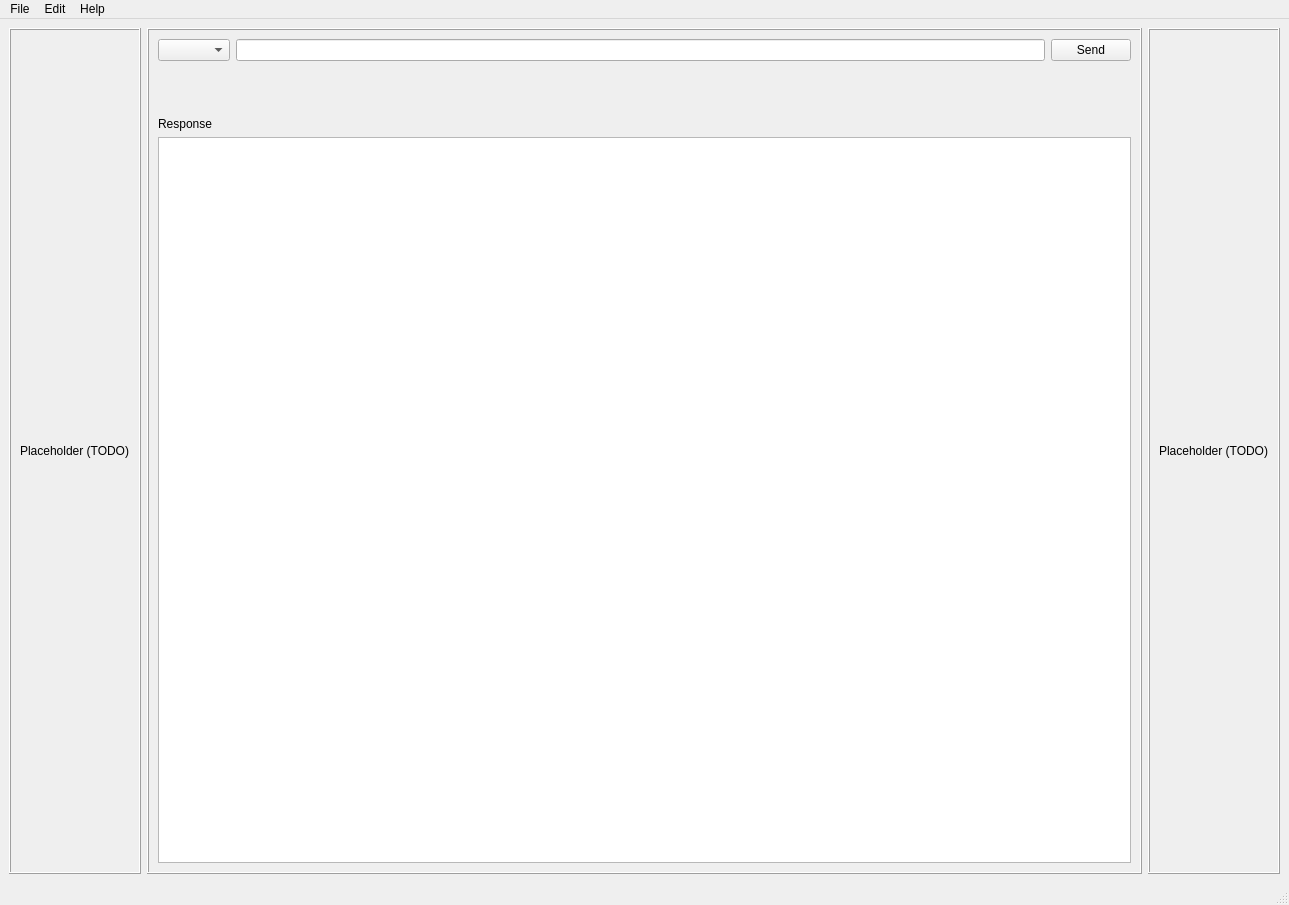
The window that res/ui/main.ui (DenisMedeiros/H-Req) describes before a commit, drawn with Qt 5.
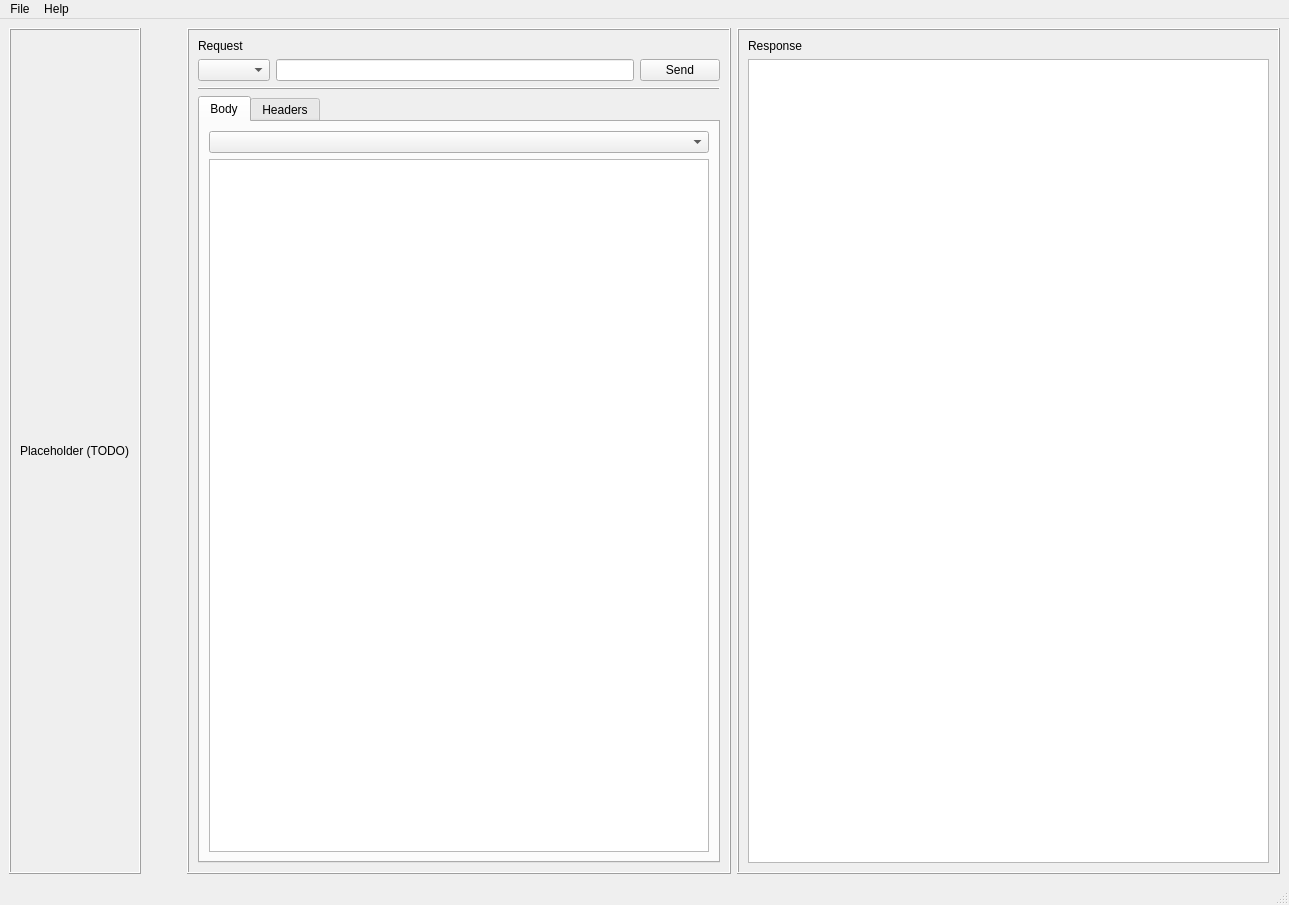
The same window after the commit.

Commit message: feat: add support for sending payload and headers

```diff
--- a/res/ui/main.ui
+++ b/res/ui/main.ui
@@ -34,6 +34,22 @@
       </layout>
      </widget>
     </item>
+    <item>
+     <spacer name="horizontalSpacer_2">
+      <property name="orientation">
+       <enum>Qt::Horizontal</enum>
+      </property>
+      <property name="sizeType">
+       <enum>QSizePolicy::Preferred</enum>
+      </property>
+      <property name="sizeHint" stdset="0">
+       <size>
+        <width>40</width>
+        <height>20</height>
+       </size>
+      </property>
+     </spacer>
+    </item>
     <item>
      <widget class="QFrame" name="frame2">
       <property name="frameShape">
@@ -43,6 +59,13 @@
        <enum>QFrame::Raised</enum>
       </property>
       <layout class="QVBoxLayout" name="verticalLayout">
+       <item>
+        <widget class="QLabel" name="request_title_label">
+         <property name="text">
+          <string>Request</string>
+         </property>
+        </widget>
+       </item>
        <item>
         <layout class="QHBoxLayout" name="request_bar_layout">
          <item>
@@ -65,23 +88,59 @@
         </layout>
        </item>
        <item>
-        <spacer name="verticalSpacer">
-         <property name="orientation">
-          <enum>Qt::Vertical</enum>
+        <widget class="QFrame" name="request_line_frame">
+         <property name="frameShape">
+          <enum>QFrame::HLine</enum>
          </property>
-         <property name="sizeType">
-          <enum>QSizePolicy::Preferred</enum>
+         <property name="frameShadow">
+          <enum>QFrame::Raised</enum>
          </property>
-         <property name="sizeHint" stdset="0">
-          <size>
-           <width>0</width>
-           <height>50</height>
-          </size>
+        </widget>
+       </item>
+       <item>
+        <widget class="QTabWidget" name="tabWidget">
+         <property name="currentIndex">
+          <number>0</number>
          </property>
-        </spacer>
+         <widget class="QWidget" name="body_tab">
+          <attribute name="title">
+           <string>Body</string>
+          </attribute>
+          <layout class="QVBoxLayout" name="verticalLayout_3">
+           <item>
+            <widget class="QComboBox" name="content_type_combo_box"/>
+           </item>
+           <item>
+            <widget class="QPlainTextEdit" name="body_text_edit"/>
+           </item>
+          </layout>
+         </widget>
+         <widget class="QWidget" name="headers_tab">
+          <attribute name="title">
+           <string>Headers</string>
+          </attribute>
+          <layout class="QVBoxLayout" name="verticalLayout_4">
+           <item>
+            <widget class="QPlainTextEdit" name="headers_text_edit"/>
+           </item>
+          </layout>
+         </widget>
+        </widget>
        </item>
+      </layout>
+     </widget>
+    </item>
+    <item>
+     <widget class="QFrame" name="frame3">
+      <property name="frameShape">
+       <enum>QFrame::Box</enum>
+      </property>
+      <property name="frameShadow">
+       <enum>QFrame::Raised</enum>
+      </property>
+      <layout class="QVBoxLayout" name="verticalLayout_2">
        <item>
-        <widget class="QLabel" name="response_label">
+        <widget class="QLabel" name="response_title_label">
          <property name="text">
           <string>Response</string>
          </property>
@@ -97,25 +156,6 @@
       </layout>
      </widget>
     </item>
-    <item>
-     <widget class="QFrame" name="frame3">
-      <property name="frameShape">
-       <enum>QFrame::Box</enum>
-      </property>
-      <property name="frameShadow">
-       <enum>QFrame::Raised</enum>
-      </property>
-      <layout class="QHBoxLayout" name="horizontalLayout_4">
-       <item>
-        <widget class="QLabel" name="label_2">
-         <property name="text">
-          <string>Placeholder (TODO)</string>
-         </property>
-        </widget>
-       </item>
-      </layout>
-     </widget>
-    </item>
    </layout>
   </widget>
   <widget class="QMenuBar" name="menubar">
@@ -127,7 +167,7 @@
      <height>22</height>
     </rect>
    </property>
-   <widget class="QMenu" name="menuFile">
+   <widget class="QMenu" name="file_menu">
     <property name="title">
      <string>File</string>
     </property>
@@ -135,20 +175,14 @@
     <addaction name="separator"/>
     <addaction name="actionExit"/>
    </widget>
-   <widget class="QMenu" name="menuEdit">
-    <property name="title">
-     <string>Edit</string>
-    </property>
-   </widget>
-   <widget class="QMenu" name="menuHelp">
+   <widget class="QMenu" name="help_menu">
     <property name="title">
      <string>Help</string>
     </property>
     <addaction name="actionAbout"/>
    </widget>
-   <addaction name="menuFile"/>
-   <addaction name="menuEdit"/>
-   <addaction name="menuHelp"/>
+   <addaction name="file_menu"/>
+   <addaction name="help_menu"/>
   </widget>
   <widget class="QStatusBar" name="status_bar"/>
   <action name="actionOpen">
```
Left out of the diff: 14 changed lines with no effect on the pictures. The commit also changes 5 other files.
